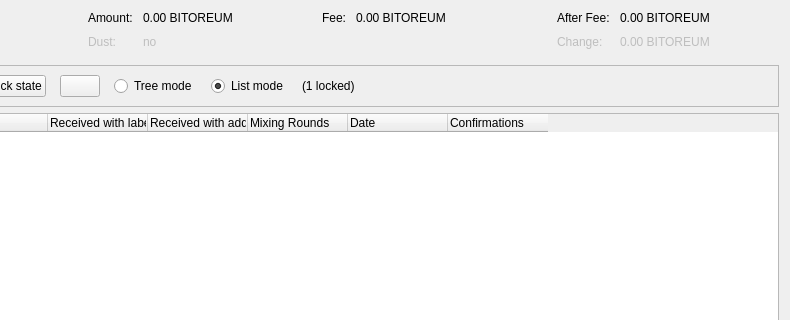
Above: src/qt/forms/coincontroldialog.ui from bitoreum/bitoreum before the change; both pictures show x 164 to 954 and y 0 to 320 of the 954 by 500 pixel window. Below: the same form after it.
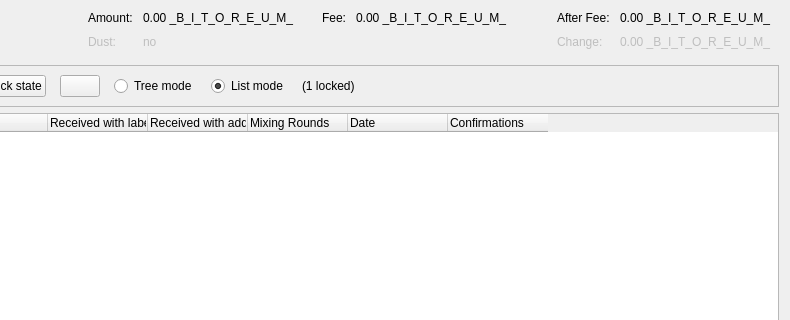
That is the form after the change. Custom widgets are drawn as their Qt base class.

Diff of the .ui file:
```diff
--- a/src/qt/forms/coincontroldialog.ui
+++ b/src/qt/forms/coincontroldialog.ui
@@ -114,7 +114,7 @@
           <enum>Qt::ActionsContextMenu</enum>
          </property>
          <property name="text">
-          <string notr="true">0.00 BITOREUM</string>
+          <string notr="true">0.00 _B_I_T_O_R_E_U_M_</string>
          </property>
          <property name="textInteractionFlags">
           <set>Qt::LinksAccessibleByMouse|Qt::TextSelectableByKeyboard|Qt::TextSelectableByMouse</set>
@@ -182,7 +182,7 @@
           <enum>Qt::ActionsContextMenu</enum>
          </property>
          <property name="text">
-          <string notr="true">0.00 BITOREUM</string>
+          <string notr="true">0.00 _B_I_T_O_R_E_U_M_</string>
          </property>
          <property name="textInteractionFlags">
           <set>Qt::LinksAccessibleByMouse|Qt::TextSelectableByKeyboard|Qt::TextSelectableByMouse</set>
@@ -221,7 +221,7 @@
           <enum>Qt::ActionsContextMenu</enum>
          </property>
          <property name="text">
-          <string notr="true">0.00 BITOREUM</string>
+          <string notr="true">0.00 _B_I_T_O_R_E_U_M_</string>
          </property>
          <property name="textInteractionFlags">
           <set>Qt::LinksAccessibleByMouse|Qt::TextSelectableByKeyboard|Qt::TextSelectableByMouse</set>
@@ -250,7 +250,7 @@
           <enum>Qt::ActionsContextMenu</enum>
          </property>
          <property name="text">
-          <string notr="true">0.00 BITOREUM</string>
+          <string notr="true">0.00 _B_I_T_O_R_E_U_M_</string>
          </property>
          <property name="textInteractionFlags">
           <set>Qt::LinksAccessibleByMouse|Qt::TextSelectableByKeyboard|Qt::TextSelectableByMouse</set>
```
